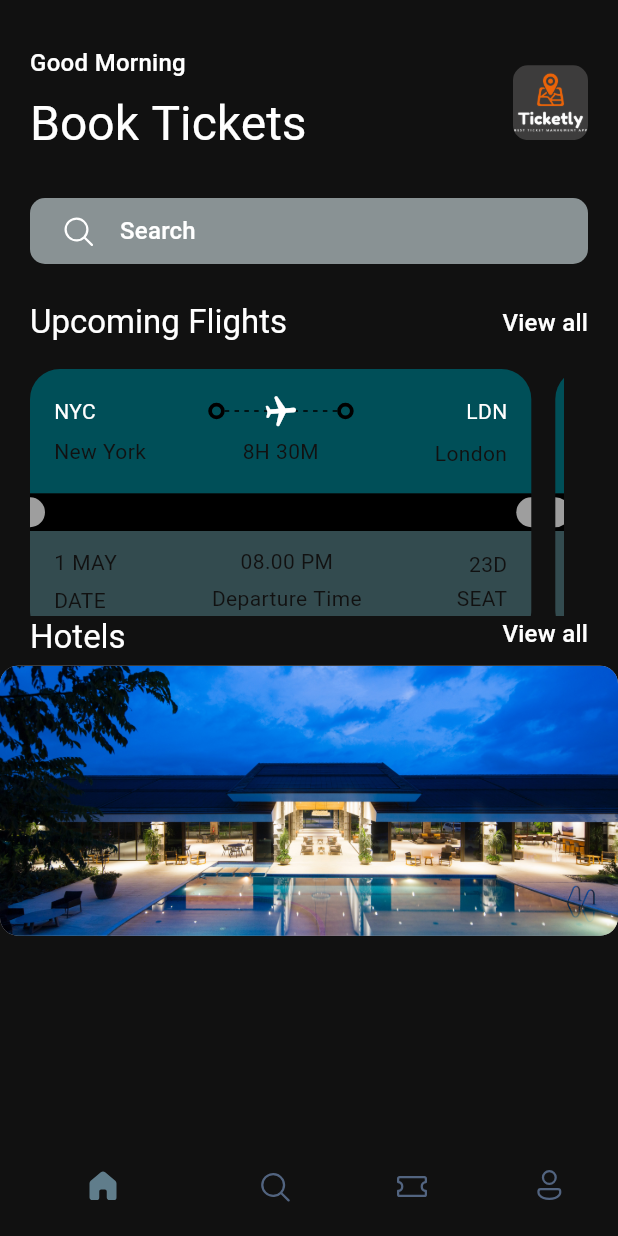
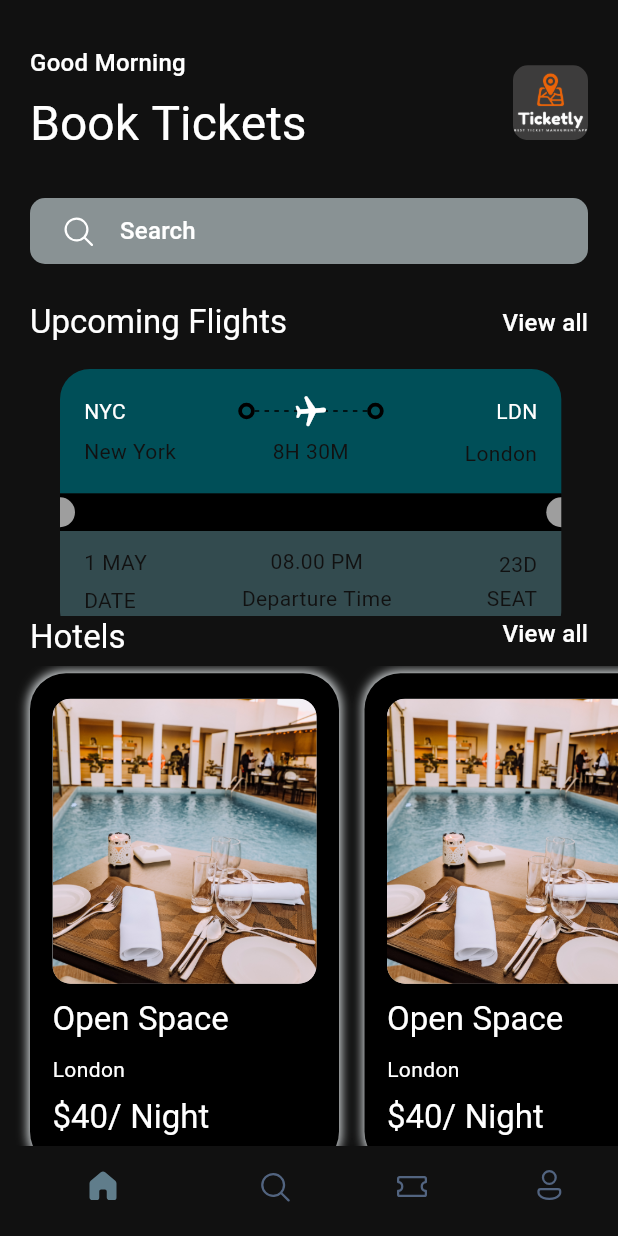
Before and after one commit to BD911-Coder/tickets_booking_app, a Flutter app: the screen it shows after launch, on a phone screen of 412 x 824 dp. Run offline on Flutter 3.47's test engine with Material 2 defaults, Android fonts, the phone set to English and light mode, and no system bars; drawn by our look-alikes of dynamic_color; our stand-ins replace flex_color_scheme, fluentui_icons, gap, google_fonts.

Commit message:
Hotel_screen_widget.dart completed

```diff
--- a/lib/screens/home_screen.dart
+++ b/lib/screens/home_screen.dart
@@ -99,14 +99,18 @@ class HomeScreen extends StatelessWidget {
                   padding: const EdgeInsets.only(right: 16),
                   width: size.width,
                   height: size.height * 0.2,
-                  child: ListView(
+                  child: SingleChildScrollView(
                     scrollDirection: Axis.horizontal,
-                    children: const [
-                      TicketViewWidget(),
-                      TicketViewWidget(),
-                    ],
+                    padding: const EdgeInsets.only(left: 20),
+                    child: Row(
+                      mainAxisSize: MainAxisSize.min,
+                      children: const [
+                        TicketViewWidget(),
+                        TicketViewWidget(),
+                      ],
+                    ),
                   ),
-                )
+                ),
               ],
             ),
           ),
@@ -129,7 +133,18 @@ class HomeScreen extends StatelessWidget {
             ),
           ),
           const Gap(5),
-          HotelScreenWidget(),
+          SingleChildScrollView(
+            scrollDirection: Axis.horizontal,
+            padding: const EdgeInsets.only(left: 20),
+            child: Row(
+              children: const [
+                HotelScreenWidget(),
+                HotelScreenWidget(),
+                HotelScreenWidget(),
+                HotelScreenWidget(),
+              ],
+            ),
+          ),
         ],
       ),
     );
--- a/lib/screens/hotels_screen_widget.dart
+++ b/lib/screens/hotels_screen_widget.dart
@@ -1,5 +1,6 @@
 import 'package:booking_app/utils/app_layout.dart';
 import 'package:flutter/material.dart';
+import 'package:gap/gap.dart';
 
 class HotelScreenWidget extends StatelessWidget {
   const HotelScreenWidget({Key? key}) : super(key: key);
@@ -8,19 +9,49 @@ class HotelScreenWidget extends StatelessWidget {
   Widget build(BuildContext context) {
     final size = AppLayout.getSize(context);
     return Container(
-      width: size.width * 06,
-      height: 350,
+      width: size.width * 0.5,
+      height: size.height * 0.4,
+      padding: const EdgeInsets.symmetric(horizontal: 15, vertical: 17),
+      margin: const EdgeInsets.only(right: 17, top: 5, bottom: 10),
+      decoration: BoxDecoration(
+        color: Theme.of(context).primaryColorDark,
+        borderRadius: BorderRadius.circular(24),
+        boxShadow: [
+          BoxShadow(
+              color: Theme.of(context).colorScheme.onBackground,
+              blurRadius: 5,
+              spreadRadius: 1),
+        ],
+      ),
       child: Column(
+        crossAxisAlignment: CrossAxisAlignment.start,
         children: [
           Container(
-            height: 180,
+            height: 190,
             decoration: BoxDecoration(
-                borderRadius: BorderRadius.circular(12),
-                color: Theme.of(context).primaryColor,
-                image: const DecorationImage(
-                    fit: BoxFit.cover,
-                    image: AssetImage('assets/images/hotel.jpg'))),
-          )
+              borderRadius: BorderRadius.circular(12),
+              color: Theme.of(context).primaryColor,
+              image: const DecorationImage(
+                fit: BoxFit.cover,
+                image: AssetImage('assets/images/one.png'),
+              ),
+            ),
+          ),
+          const Gap(10),
+          Text(
+            'Open Space',
+            style: Theme.of(context).textTheme.headline6,
+          ),
+          const Gap(5),
+          Text(
+            'London',
+            style: Theme.of(context).textTheme.bodyMedium,
+          ),
+          const Gap(8),
+          Text(
+            '\$40/ Night',
+            style: Theme.of(context).textTheme.headline6,
+          ),
         ],
       ),
     );
```
Also changed, not shown: lib/utils/app_info_list.dart (added, +30 -0 lines), assets/images/four.jpg (added), assets/images/hotel.jpg (deleted), assets/images/one.png (added), assets/images/three.jpg (added), assets/images/two.jpg (added).
